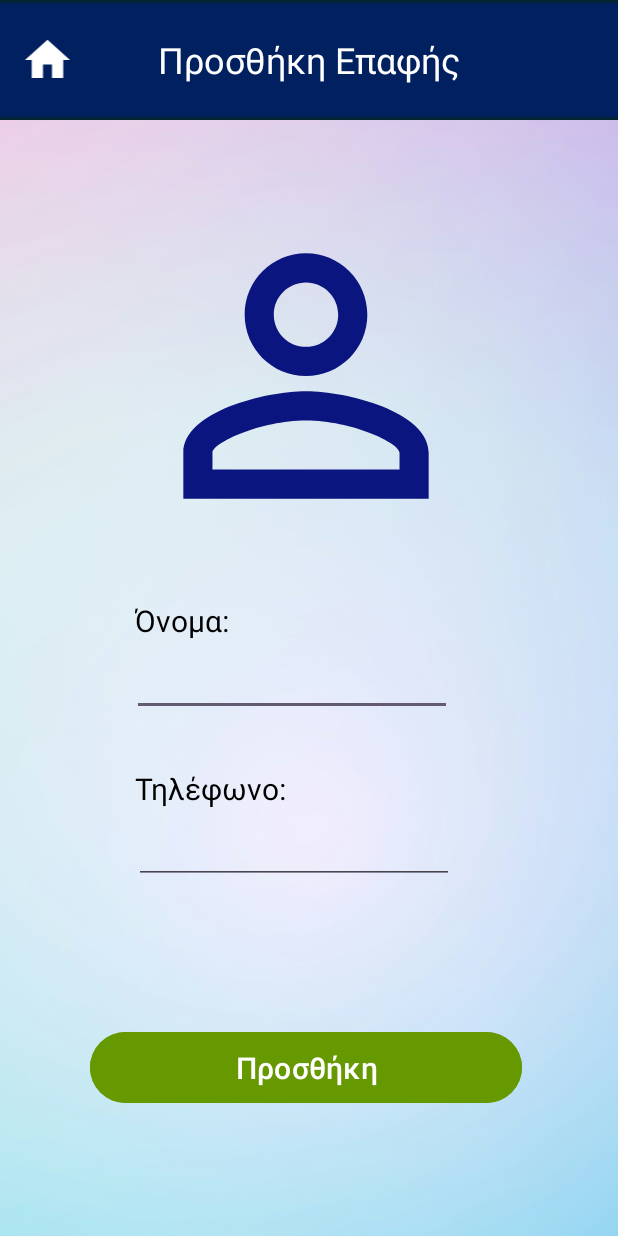
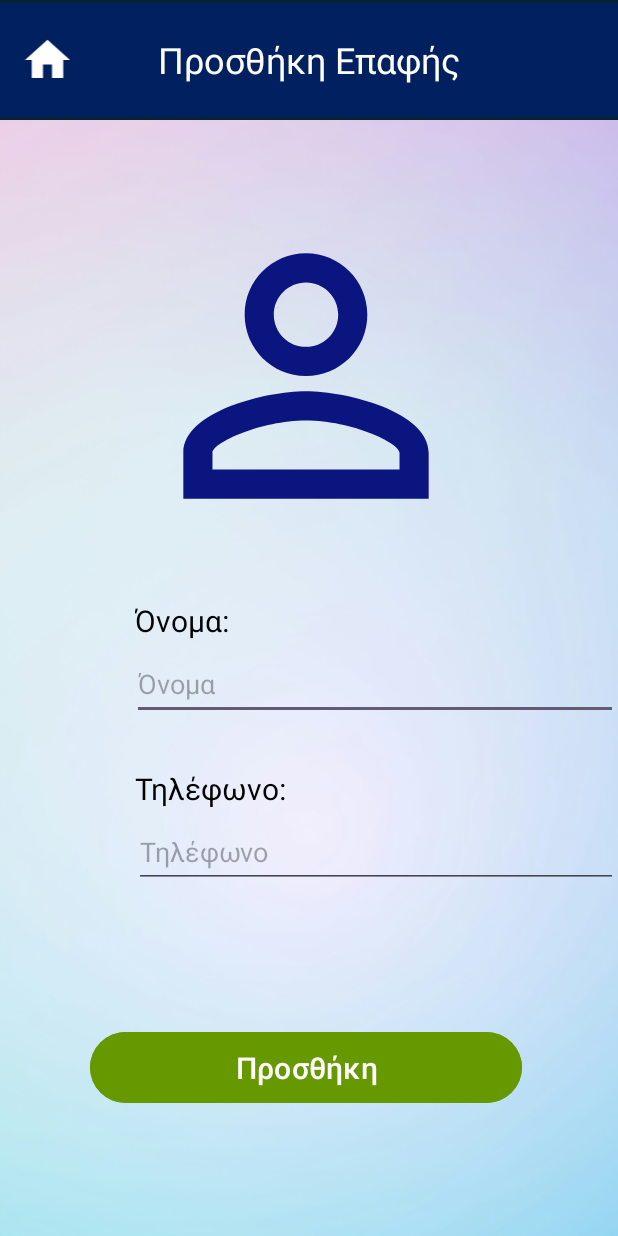
Before and after one commit to giwrgosor/HCI-HealthUp, an Android app: the AddContactsActivity screen opened directly, with no data from a screen before it, on a phone screen of 412 x 824 dp. Run offline under Robolectric (Android 15) with nearby library versions, the phone set to English and light mode, and no system bars.

Commit message:
start display contact

```diff
--- a/app/src/main/AndroidManifest.xml
+++ b/app/src/main/AndroidManifest.xml
@@ -21,6 +21,9 @@
         android:supportsRtl="true"
         android:theme="@style/Theme.HealthUp"
         tools:targetApi="31">
+        <activity
+            android:name=".DisplayContactsActivity"
+            android:exported="false" />
         <activity
             android:name=".ViewLocationActivity"
             android:exported="false" />
--- a/app/src/main/java/com/example/healthup/AddContactsActivity.java
+++ b/app/src/main/java/com/example/healthup/AddContactsActivity.java
@@ -4,6 +4,7 @@ import android.os.Bundle;
 import android.view.View;
 import android.widget.Button;
 import android.widget.EditText;
+import android.widget.ImageView;
 import android.widget.Toast;
 import android.content.Intent;
 
@@ -14,6 +15,7 @@ public class AddContactsActivity extends AppCompatActivity {
     private EditText nameContactText;
     private EditText phoneContactText;
     private Button addContactBtn;
+    private ImageView btn_homeContact;
 
     protected void onCreate(Bundle savedInstanceState) {
         super.onCreate(savedInstanceState);
@@ -22,6 +24,7 @@ public class AddContactsActivity extends AppCompatActivity {
         nameContactText = findViewById(R.id.completedNameContact);
         phoneContactText = findViewById(R.id.completedPhoneContact);
         addContactBtn = findViewById(R.id.addContactButton);
+        btn_homeContact = findViewById(R.id.homeContact);
 
         addContactBtn.setOnClickListener(new View.OnClickListener() {
             @Override
@@ -59,6 +62,14 @@ public class AddContactsActivity extends AppCompatActivity {
             }
         });
 
+        btn_homeContact.setOnClickListener(new View.OnClickListener() {
+            @Override
+            public void onClick(View view) {
+                Intent intent = new Intent(AddContactsActivity.this, MainMenuActivity.class);
+                startActivity(intent);
+            }
+        });
+
     }
 
 
--- a/app/src/main/res/layout/activity_add_contacts.xml
+++ b/app/src/main/res/layout/activity_add_contacts.xml
@@ -52,7 +52,7 @@
         app:layout_constraintEnd_toEndOf="parent" />
 
     <ImageView
-        android:id="@+id/imageView5"
+        android:id="@+id/homeContact"
         android:layout_width="63dp"
         android:layout_height="36dp"
         android:layout_marginTop="22dp"
@@ -62,27 +62,33 @@
 
     <EditText
         android:id="@+id/completedNameContact"
-        android:layout_width="wrap_content"
-        android:layout_height="wrap_content"
+        android:layout_width="0dp"
+        android:layout_height="48dp"
         android:layout_marginStart="88dp"
         android:layout_marginTop="432dp"
         android:ems="10"
+        android:hint="Όνομα"
         android:inputType="text"
         android:textColor="@color/black"
         app:layout_constraintStart_toStartOf="parent"
+        app:layout_constraintEnd_toEndOf="parent"
         app:layout_constraintTop_toTopOf="parent" />
+
 
     <EditText
         android:id="@+id/completedPhoneContact"
-        android:layout_width="wrap_content"
-        android:layout_height="wrap_content"
+        android:layout_width="0dp"
+        android:layout_height="48dp"
         android:layout_marginStart="89dp"
         android:layout_marginTop="544dp"
         android:ems="10"
+        android:hint="Τηλέφωνο"
         android:inputType="phone"
         android:textColor="@color/black"
         app:layout_constraintStart_toStartOf="parent"
+        app:layout_constraintEnd_toEndOf="parent"
         app:layout_constraintTop_toTopOf="parent" />
+
 
     <TextView
         android:id="@+id/textView2"
--- a/app/src/main/res/layout/contact_list_item.xml
+++ b/app/src/main/res/layout/contact_list_item.xml
@@ -64,7 +64,7 @@
         app:srcCompat="@drawable/phone" />
 
     <ImageView
-        android:id="@+id/editIcon"
+        android:id="@+id/displayIcon"
         android:layout_width="30dp"
         android:layout_height="30dp"
         android:layout_marginStart="270dp"
@@ -72,7 +72,7 @@
         android:visibility="gone"
         app:layout_constraintTop_toBottomOf="@id/contactPhone"
         app:layout_constraintStart_toStartOf="parent"
-        app:srcCompat="@drawable/edit" />
+        app:srcCompat="@drawable/eye" />
 
 
 </androidx.constraintlayout.widget.ConstraintLayout>
```
Also changed, not shown: app/src/main/java/com/example/healthup/ContactsRecyclerViewAdapter.java (+24 -12 lines).
